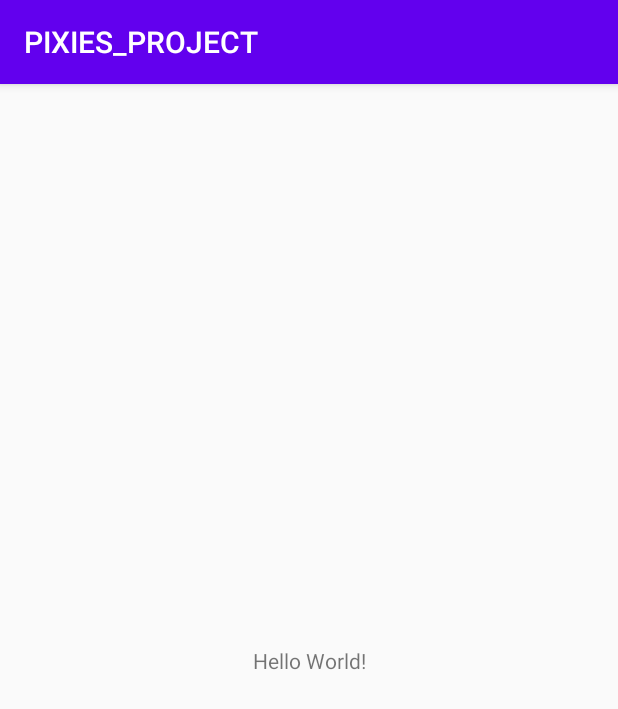
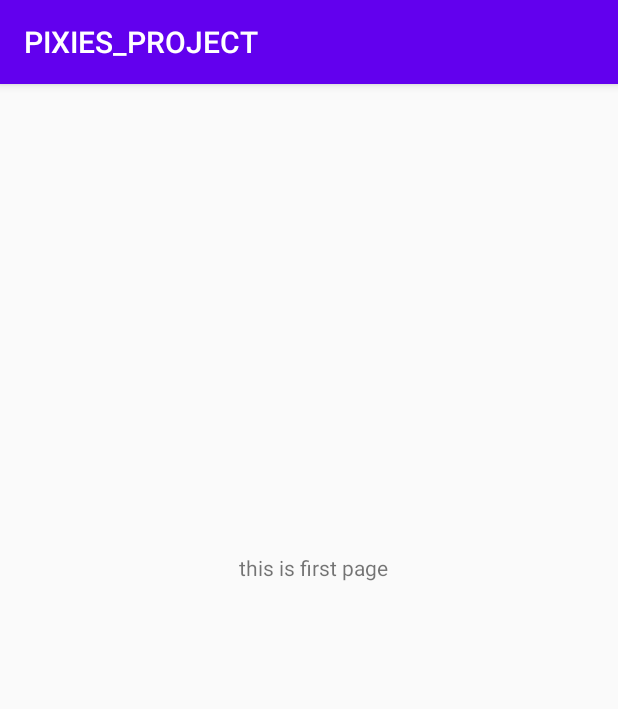
Before and after one commit to Asmita33/PIXIES_PROJECT, an Android app: the screen it shows after launch (MainActivity), on a phone screen of 412 x 824 dp. Shown: the top 709 px of the screen. Run offline under Robolectric (Android 15) with nearby library versions, the phone set to English and light mode, and no system bars.

Commit message:
hello_world_removed

```diff
--- a/app/src/main/res/layout/activity_main.xml
+++ b/app/src/main/res/layout/activity_main.xml
@@ -7,12 +7,18 @@
     tools:context=".MainActivity">
 
     <TextView
+        android:id="@+id/textView2"
         android:layout_width="wrap_content"
         android:layout_height="wrap_content"
-        android:text="Hello World!"
+        android:layout_marginStart="179dp"
+        android:layout_marginLeft="179dp"
+        android:layout_marginTop="294dp"
+        android:layout_marginEnd="174dp"
+        android:layout_marginRight="174dp"
+        android:layout_marginBottom="418dp"
+        android:text="this is first page"
         app:layout_constraintBottom_toBottomOf="parent"
-        app:layout_constraintLeft_toLeftOf="parent"
-        app:layout_constraintRight_toRightOf="parent"
+        app:layout_constraintEnd_toEndOf="parent"
+        app:layout_constraintStart_toStartOf="parent"
         app:layout_constraintTop_toTopOf="parent" />
-
 </androidx.constraintlayout.widget.ConstraintLayout>
```
